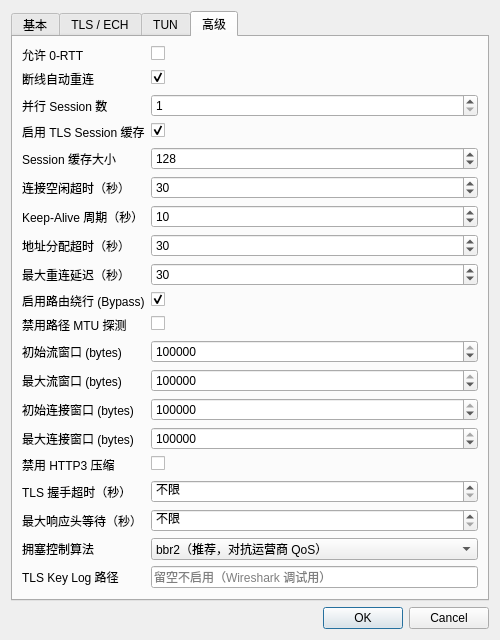
Qt form ui/EditNodeDialog.ui (justinwoo280/connect-ip-tunnel-gui) before a commit.
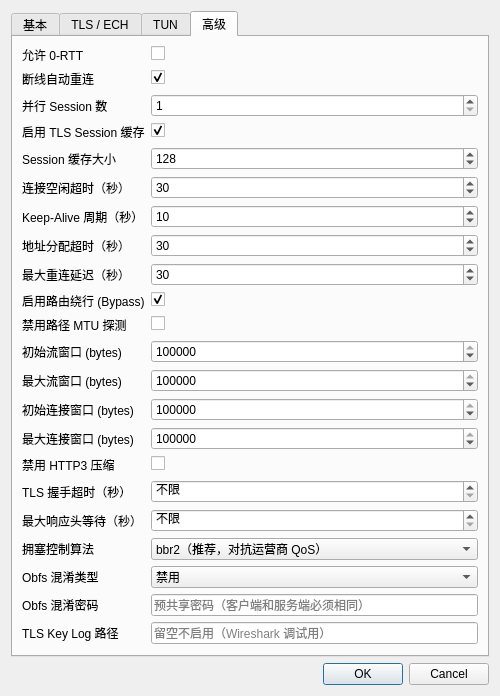
The same form after that commit. The open tabs and pages were chosen to show the change.

Commit message:
feat: 添加 Obfs (Salamander 混淆) 支持
- 在 TunnelNode 中添加 obfsType 和 obfsPassword 字段
- 更新 toClientConfig() 生成 Obfs JSON 配置
- 更新 toJson()/fromJson() 实现本地存储
- 在 EditNodeDialog 中添加 Obfs UI 映射
- 在 EditNodeDialog.ui 中添加混淆类型选择和密码输入框
- 支持 Salamander 混淆规避运营商 DPI 识别

The edit to the form file:
```diff
--- a/ui/EditNodeDialog.ui
+++ b/ui/EditNodeDialog.ui
@@ -419,9 +419,28 @@
        </item>
        <!-- 调试 -->
        <item row="19" column="0">
-        <widget class="QLabel"><property name="text"><string>TLS Key Log 路径</string></property></widget>
+        <widget class="QLabel"><property name="text"><string>Obfs 混淆类型</string></property></widget>
        </item>
        <item row="19" column="1">
+        <widget class="QComboBox" name="comboObfsType">
+         <item><property name="text"><string>禁用</string></property></item>
+         <item><property name="text"><string>Salamander（规避 DPI）</string></property></item>
+        </widget>
+       </item>
+       <item row="20" column="0">
+        <widget class="QLabel"><property name="text"><string>Obfs 混淆密码</string></property></widget>
+       </item>
+       <item row="20" column="1">
+        <widget class="QLineEdit" name="editObfsPassword">
+         <property name="placeholderText"><string>预共享密码（客户端和服务端必须相同）</string></property>
+         <property name="toolTip"><string>Salamander 混淆可规避运营商对 QUIC Long Header 的 DPI 识别</string></property>
+        </widget>
+       </item>
+       <!-- 调试 -->
+       <item row="21" column="0">
+        <widget class="QLabel"><property name="text"><string>TLS Key Log 路径</string></property></widget>
+       </item>
+       <item row="21" column="1">
         <widget class="QLineEdit" name="editKeyLogPath">
          <property name="placeholderText"><string>留空不启用（Wireshark 调试用）</string></property>
         </widget>
```
Left out of the diff: 2 changed lines with no effect on the pictures. The commit also changes 2 other files.
